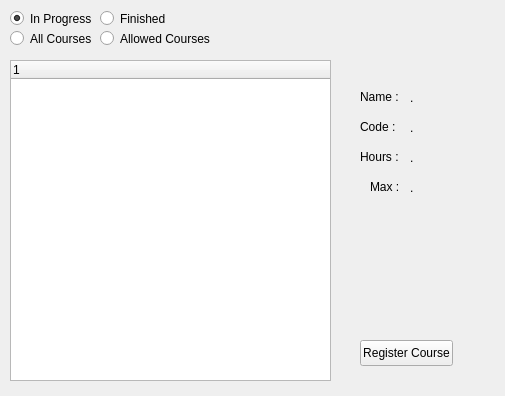
The window that ViewCourses.ui (MIDOKIM/CourseManagement) describes before a commit, drawn with Qt 5.
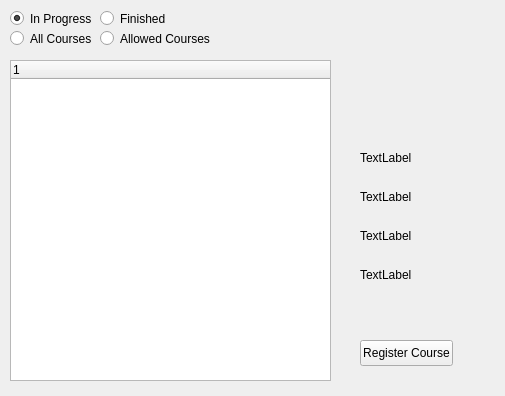
The same window after the commit.

```diff
--- a/ViewCourses.ui
+++ b/ViewCourses.ui
@@ -31,53 +31,53 @@
   <widget class="QLabel" name="lbl_Name">
    <property name="geometry">
     <rect>
-     <x>410</x>
-     <y>90</y>
+     <x>360</x>
+     <y>150</y>
      <width>54</width>
      <height>16</height>
     </rect>
    </property>
    <property name="text">
-    <string>.</string>
+    <string>TextLabel</string>
    </property>
   </widget>
   <widget class="QLabel" name="lbl_Code">
    <property name="geometry">
     <rect>
-     <x>410</x>
-     <y>120</y>
+     <x>360</x>
+     <y>189</y>
      <width>54</width>
      <height>16</height>
     </rect>
    </property>
    <property name="text">
-    <string>.</string>
+    <string>TextLabel</string>
    </property>
   </widget>
   <widget class="QLabel" name="lbl_Hours">
    <property name="geometry">
     <rect>
-     <x>410</x>
-     <y>150</y>
+     <x>360</x>
+     <y>228</y>
      <width>54</width>
      <height>16</height>
     </rect>
    </property>
    <property name="text">
-    <string>.</string>
+    <string>TextLabel</string>
    </property>
   </widget>
   <widget class="QLabel" name="lbl_MaxNum">
    <property name="geometry">
     <rect>
-     <x>410</x>
-     <y>180</y>
+     <x>360</x>
+     <y>267</y>
      <width>54</width>
      <height>16</height>
     </rect>
    </property>
    <property name="text">
-    <string>.</string>
+    <string>TextLabel</string>
    </property>
   </widget>
   <widget class="QRadioButton" name="rad_Progrss">
@@ -148,58 +148,6 @@
     <string>Register Course</string>
    </property>
   </widget>
-  <widget class="QLabel" name="label">
-   <property name="geometry">
-    <rect>
-     <x>360</x>
-     <y>90</y>
-     <width>47</width>
-     <height>13</height>
-    </rect>
-   </property>
-   <property name="text">
-    <string>Name :</string>
-   </property>
-  </widget>
-  <widget class="QLabel" name="label_2">
-   <property name="geometry">
-    <rect>
-     <x>360</x>
-     <y>120</y>
-     <width>47</width>
-     <height>13</height>
-    </rect>
-   </property>
-   <property name="text">
-    <string>Code :</string>
-   </property>
-  </widget>
-  <widget class="QLabel" name="label_3">
-   <property name="geometry">
-    <rect>
-     <x>360</x>
-     <y>150</y>
-     <width>47</width>
-     <height>13</height>
-    </rect>
-   </property>
-   <property name="text">
-    <string>Hours :</string>
-   </property>
-  </widget>
-  <widget class="QLabel" name="label_4">
-   <property name="geometry">
-    <rect>
-     <x>370</x>
-     <y>180</y>
-     <width>47</width>
-     <height>13</height>
-    </rect>
-   </property>
-   <property name="text">
-    <string>Max :</string>
-   </property>
-  </widget>
  </widget>
  <layoutdefault spacing="6" margin="11"/>
  <resources/>
```
Left out of the diff: 8 changed lines with no effect on the pictures.
